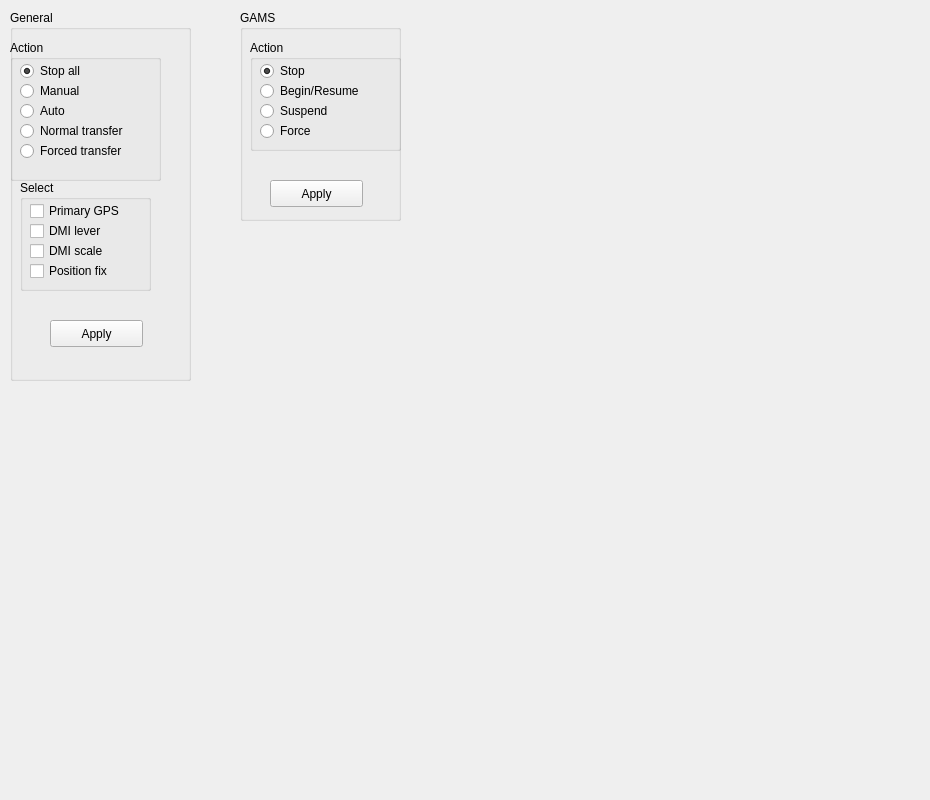
This is src/lib/visualization/AutoCalibrationControl.ui in jmaye/libposlv as Qt 5 draws it before an edit. The edited form follows.
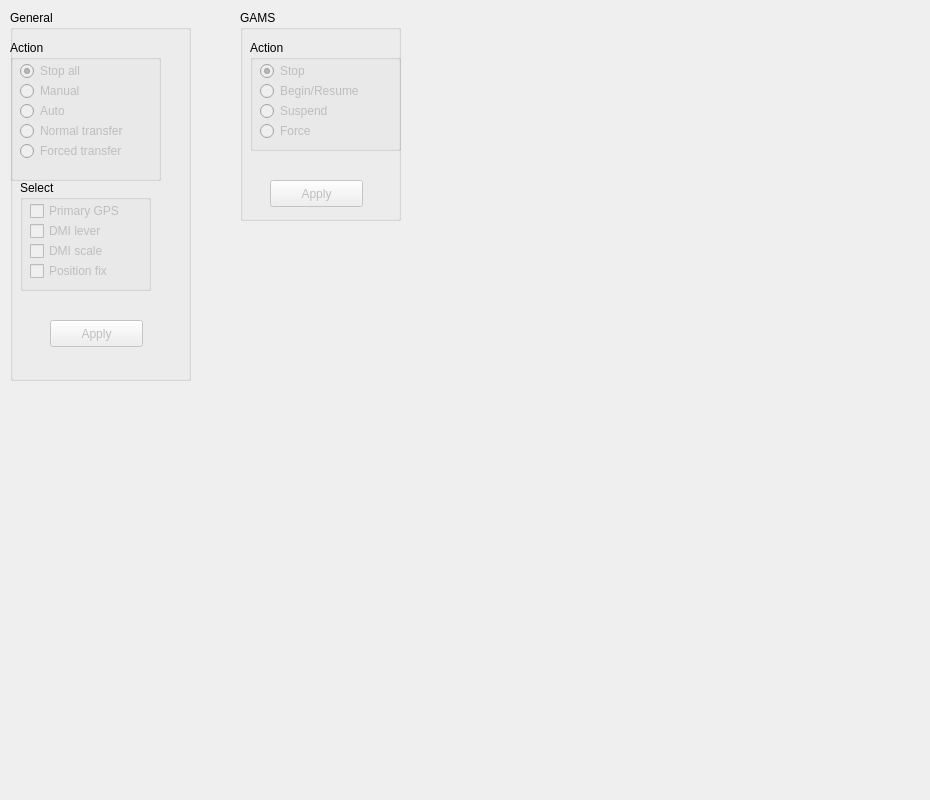
This is the edited form.

The edit to the form file:
```diff
--- a/src/lib/visualization/AutoCalibrationControl.ui
+++ b/src/lib/visualization/AutoCalibrationControl.ui
@@ -38,6 +38,9 @@
      <string>Action</string>
     </property>
     <widget class="QRadioButton" name="stopGeneralRadioButton">
+     <property name="enabled">
+      <bool>false</bool>
+     </property>
      <property name="geometry">
       <rect>
        <x>10</x>
@@ -54,6 +57,9 @@
      </property>
     </widget>
     <widget class="QRadioButton" name="manualGeneralRadioButton">
+     <property name="enabled">
+      <bool>false</bool>
+     </property>
      <property name="geometry">
       <rect>
        <x>10</x>
@@ -67,6 +73,9 @@
      </property>
     </widget>
     <widget class="QRadioButton" name="autoGeneralRadioButton">
+     <property name="enabled">
+      <bool>false</bool>
+     </property>
      <property name="geometry">
       <rect>
        <x>10</x>
@@ -80,6 +89,9 @@
      </property>
     </widget>
     <widget class="QRadioButton" name="normalGeneralRadioButton">
+     <property name="enabled">
+      <bool>false</bool>
+     </property>
      <property name="geometry">
       <rect>
        <x>10</x>
@@ -93,6 +105,9 @@
      </property>
     </widget>
     <widget class="QRadioButton" name="forcedGeneralRadioButton">
+     <property name="enabled">
+      <bool>false</bool>
+     </property>
      <property name="geometry">
       <rect>
        <x>10</x>
@@ -125,6 +140,9 @@
      <string>Select</string>
     </property>
     <widget class="QCheckBox" name="gpsCheckBox">
+     <property name="enabled">
+      <bool>false</bool>
+     </property>
      <property name="geometry">
       <rect>
        <x>10</x>
@@ -138,6 +156,9 @@
      </property>
     </widget>
     <widget class="QCheckBox" name="dmiLeverCheckBox">
+     <property name="enabled">
+      <bool>false</bool>
+     </property>
      <property name="geometry">
       <rect>
        <x>10</x>
@@ -151,6 +172,9 @@
      </property>
     </widget>
     <widget class="QCheckBox" name="dmiScaleCheckBox">
+     <property name="enabled">
+      <bool>false</bool>
+     </property>
      <property name="geometry">
       <rect>
        <x>10</x>
@@ -164,6 +188,9 @@
      </property>
     </widget>
     <widget class="QCheckBox" name="posCheckBox">
+     <property name="enabled">
+      <bool>false</bool>
+     </property>
      <property name="geometry">
       <rect>
        <x>10</x>
@@ -183,6 +210,9 @@
     <zorder>GeneralBox</zorder>
    </widget>
    <widget class="QPushButton" name="applyGeneralButton">
+    <property name="enabled">
+     <bool>false</bool>
+    </property>
     <property name="geometry">
      <rect>
       <x>40</x>
@@ -221,6 +251,9 @@
      <string>Action</string>
     </property>
     <widget class="QRadioButton" name="stopGAMSRadioButton">
+     <property name="enabled">
+      <bool>false</bool>
+     </property>
      <property name="geometry">
       <rect>
        <x>10</x>
@@ -237,6 +270,9 @@
      </property>
     </widget>
     <widget class="QRadioButton" name="beginGAMSRadioButton">
+     <property name="enabled">
+      <bool>false</bool>
+     </property>
      <property name="geometry">
       <rect>
        <x>10</x>
@@ -250,6 +286,9 @@
      </property>
     </widget>
     <widget class="QRadioButton" name="suspendGAMSRadioButton">
+     <property name="enabled">
+      <bool>false</bool>
+     </property>
      <property name="geometry">
       <rect>
        <x>10</x>
@@ -263,6 +302,9 @@
      </property>
     </widget>
     <widget class="QRadioButton" name="forceGAMSRadioButton">
+     <property name="enabled">
+      <bool>false</bool>
+     </property>
      <property name="geometry">
       <rect>
        <x>10</x>
@@ -277,6 +319,9 @@
     </widget>
    </widget>
    <widget class="QPushButton" name="applyGAMSButton">
+    <property name="enabled">
+     <bool>false</bool>
+    </property>
     <property name="geometry">
      <rect>
       <x>30</x>
```
Left out of the diff: 11 changed lines with no effect on the pictures.
